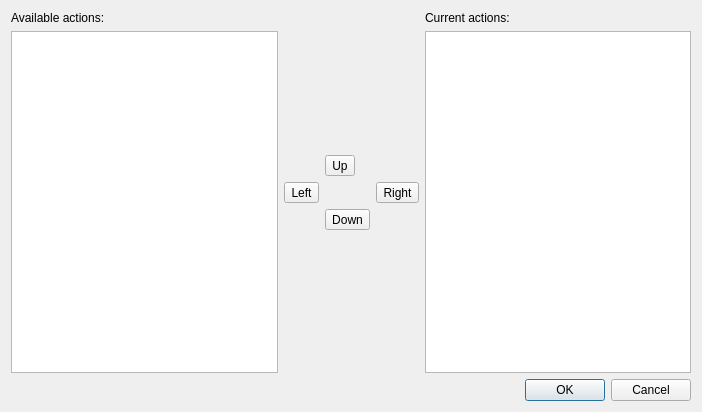
The window that src/toolbareditor.ui (wilbert2000/wzplayer) describes before a commit, drawn with Qt 5.
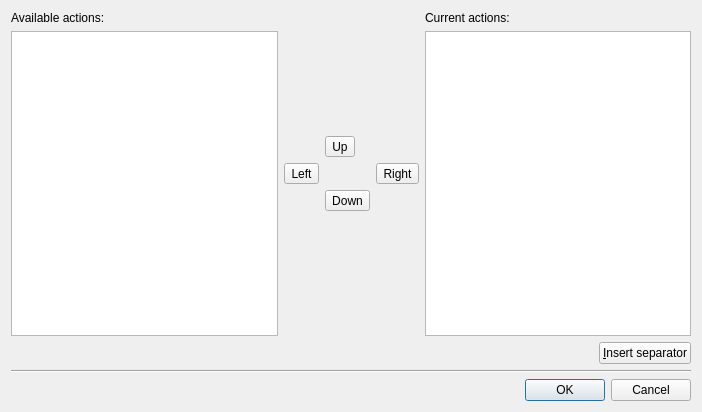
The same window after the commit.

Commit message: Add button to insert a separator

```diff
--- a/src/toolbareditor.ui
+++ b/src/toolbareditor.ui
@@ -105,6 +105,37 @@
     </layout>
    </item>
    <item row="1" column="0" colspan="3">
+    <layout class="QHBoxLayout" name="horizontalLayout">
+     <item>
+      <spacer name="horizontalSpacer">
+       <property name="orientation">
+        <enum>Qt::Horizontal</enum>
+       </property>
+       <property name="sizeHint" stdset="0">
+        <size>
+         <width>518</width>
+         <height>20</height>
+        </size>
+       </property>
+      </spacer>
+     </item>
+     <item>
+      <widget class="QPushButton" name="separator_button">
+       <property name="text">
+        <string>&amp;Insert separator</string>
+       </property>
+      </widget>
+     </item>
+    </layout>
+   </item>
+   <item row="2" column="0" colspan="3">
+    <widget class="Line" name="line">
+     <property name="orientation">
+      <enum>Qt::Horizontal</enum>
+     </property>
+    </widget>
+   </item>
+   <item row="3" column="2">
     <widget class="QDialogButtonBox" name="buttonBox">
      <property name="orientation">
       <enum>Qt::Horizontal</enum>
```
Left out of the diff: 2 changed lines with no effect on the pictures. The commit also changes 2 other files.
